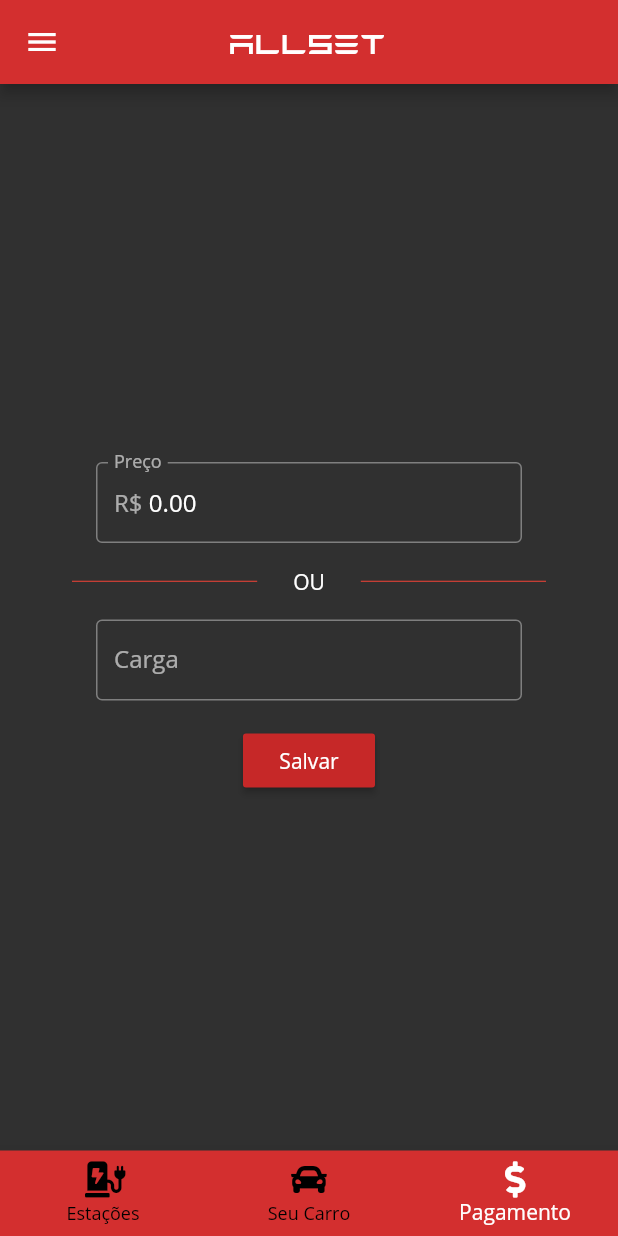
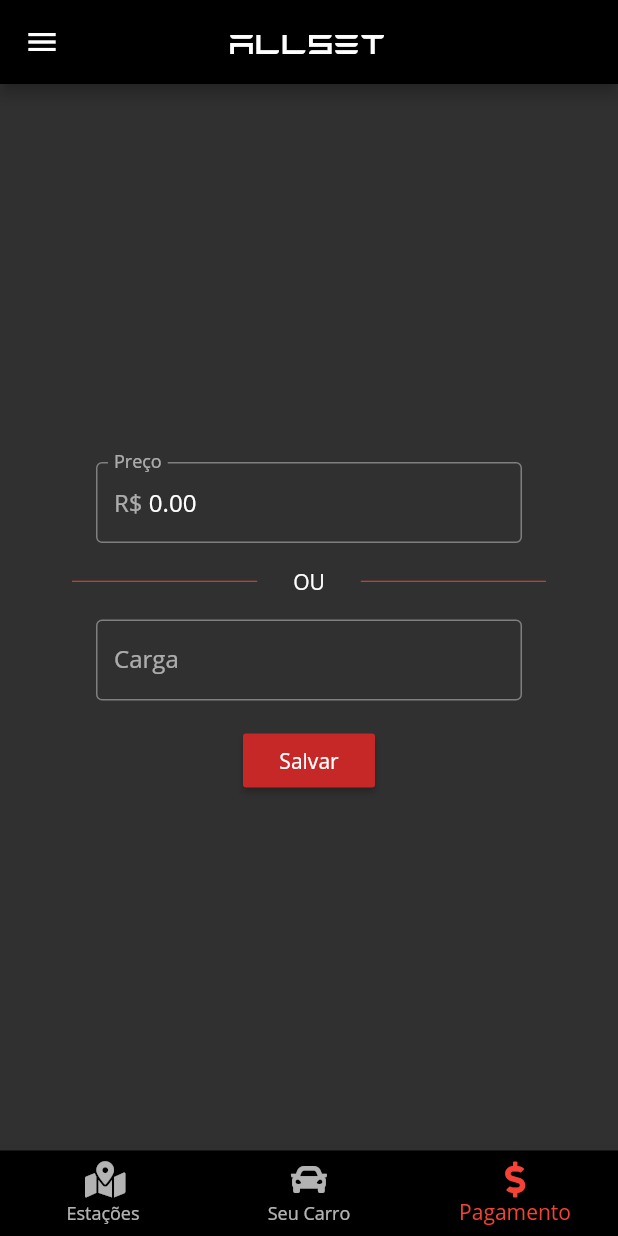
Before and after one commit to rodrigoaddor/AllSet, a Flutter app: the screen it shows after launch, item 3 of the bottom bar chosen, on a phone screen of 412 x 824 dp. Run offline on Flutter 3.47's test engine with Material 2 defaults, Android fonts, the phone set to English and light mode, and no system bars; our stand-ins replace after_layout, cloud_firestore, connectivity, firebase_auth, firebase_messaging, flutter_masked_text and 5 more; missing offline and left inert: location_permissions; accounts and stored records are empty; network calls fail.

Commit message:
More theme changes

```diff
--- a/lib/page/charging.dart
+++ b/lib/page/charging.dart
@@ -48,7 +48,7 @@ class _ChargingPageState extends State<ChargingPage> with SingleTickerProviderSt
             child: Icon(
               FontAwesomeIcons.chargingStation,
               size: 150,
-              color: Theme.of(context).brightness == Brightness.light ? Colors.grey[800] : Colors.red[500],
+              color: Colors.red[500],
             ),
           ),
         ),
--- a/lib/page/home.dart
+++ b/lib/page/home.dart
@@ -11,6 +11,7 @@ import 'package:allset/widget/home_drawer.dart';
 import 'package:cloud_firestore/cloud_firestore.dart';
 import 'package:firebase_auth/firebase_auth.dart';
 import 'package:flutter/material.dart';
+import 'package:flutter/services.dart';
 import 'package:font_awesome_flutter/font_awesome_flutter.dart';
 import 'package:provider/provider.dart';
 import 'package:connectivity/connectivity.dart';
@@ -81,7 +82,7 @@ class _HomePageState extends State<HomePage> with SingleTickerProviderStateMixin
   final pages = <PageItem>[
     PageItem(
       name: 'Estações',
-      icon: FontAwesomeIcons.chargingStation,
+      icon: FontAwesomeIcons.mapMarkedAlt,
       page: StationsPage(),
     ),
     PageItem(
@@ -94,6 +95,8 @@ class _HomePageState extends State<HomePage> with SingleTickerProviderStateMixin
 
   @override
   Widget build(BuildContext context) {
+    final theme = Theme.of(context);
+
     return Stack(
       children: [
         Scaffold(
@@ -155,12 +158,13 @@ class _HomePageState extends State<HomePage> with SingleTickerProviderStateMixin
                         ),
             ),
           ),
-          bottomNavigationBar: BottomNavigationBar(
+          bottomNavigationBar: AnnotatedRegion<SystemUiOverlayStyle>(
+            value: SystemUiOverlayStyle(statusBarColor: Theme.of(context).appBarTheme.color),
+            child: BottomNavigationBar(
               currentIndex: this.currentIndex,
               items: this.pages.map((item) => item.navItem).toList(),
               backgroundColor: Theme.of(context).appBarTheme.color,
-            selectedItemColor: Colors.white,
-            unselectedItemColor: Colors.black,
+              selectedItemColor: theme.brightness == Brightness.light ? Colors.white : Colors.red[500],
               onTap: (index) {
                 tabController.animateTo(index);
                 setState(() {
@@ -169,6 +173,7 @@ class _HomePageState extends State<HomePage> with SingleTickerProviderStateMixin
               },
             ),
           ),
+        ),
       ],
     );
   }
--- a/lib/theme.dart
+++ b/lib/theme.dart
@@ -11,7 +11,7 @@ ThemeData buildDarkTheme() => ThemeData(
       brightness: Brightness.dark,
       fontFamily: 'OpenSans',
       primaryColor: Colors.red,
-      appBarTheme: AppBarTheme(color: Colors.red[700]),
+      appBarTheme: AppBarTheme(color: Colors.black),
       buttonColor: Colors.red[800],
       accentColor: Colors.red[800],
       indicatorColor: Colors.red,
```
Lines whose indentation alone changed are shown as unchanged.
